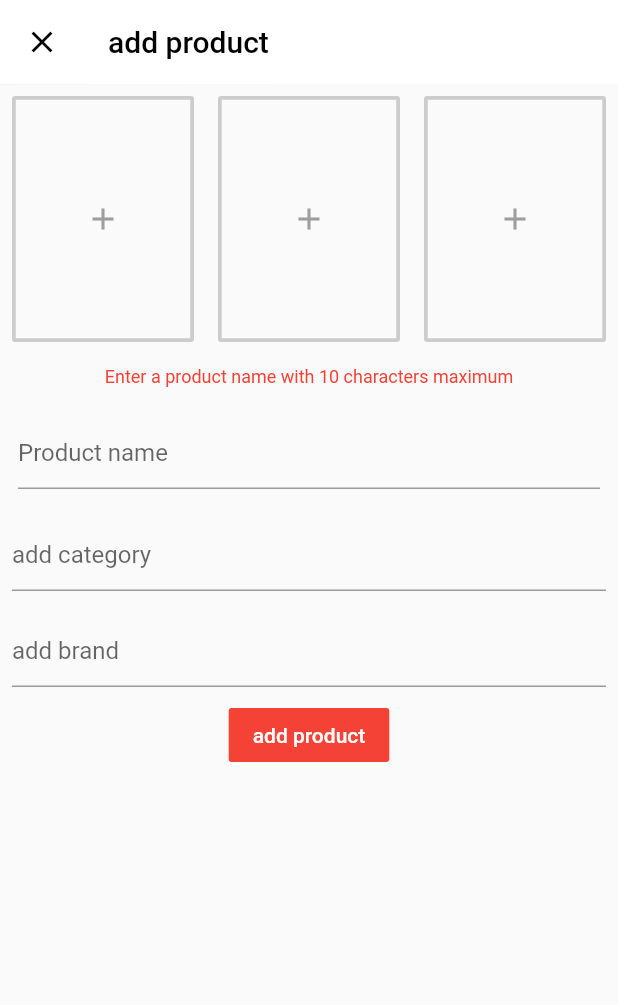
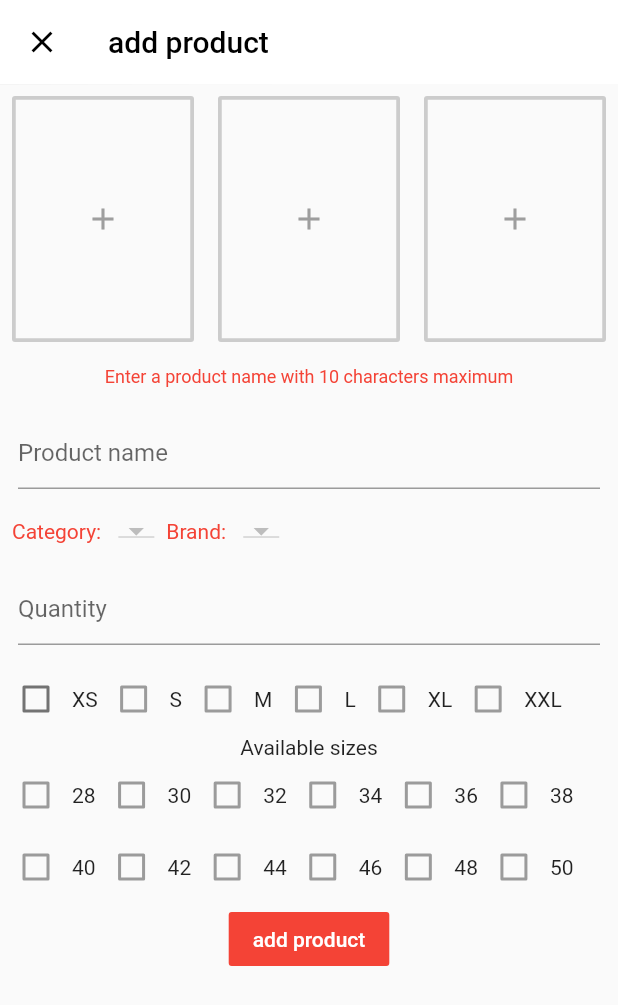
Before and after one commit to savinduekanayake/Admin_FashionMobileApp, a Flutter app: the AddProduct screen opened directly, on a phone screen of 412 x 824 dp. Shown: the top 1005 px of the screen. Run offline on Flutter 3.47's test engine with Material 2 defaults, Android fonts, the phone set to English and light mode, and no system bars; drawn by our look-alikes of flutter_typeahead; our stand-ins replace cloud_firestore, fluttertoast, image_picker; accounts and stored records are empty.

Commit message:
added quantity & available size

```diff
--- a/admin/lib/screens/add_product.dart
+++ b/admin/lib/screens/add_product.dart
@@ -28,24 +28,37 @@ class _AddProductState extends State<AddProduct> {
   Color grey = Colors.grey;
   Color red = Colors.red;
 
+  List<String> selectedSizes = <String>[];
+
   @override
   void initState(){
     _getCatergories();
-//    _getBrands();
-    catergoriesDropDown = getCategoriesDropDown();
+    _getBrands();
+
 
 //    _currentCatergory = catergoriesDropDown[0].value;
   }
 
-   getCategoriesDropDown(){
+  List<DropdownMenuItem<String>> getCategoriesDropDown(){
     List<DropdownMenuItem<String>> items = new List();
     for(int i =0; i< categories.length; i++){
       setState(() {
-        catergoriesDropDown.insert(0, DropdownMenuItem(child: Text(categories[i]['category']),
-          value: categories[i]['category'],));
+        items.insert(0, DropdownMenuItem(child: Text(categories[i].data['category']),
+          value: categories[i].data['category'],));
       });
     }
-    print(items.length);
+    return items;
+  }
+
+  List<DropdownMenuItem<String>> getBandsDropDown(){
+    List<DropdownMenuItem<String>> items = new List();
+    for(int i =0; i< brands.length; i++){
+      setState(() {
+        items.insert(0, DropdownMenuItem(child: Text(brands[i].data['brand']),
+          value: brands[i].data['brand'],));
+      });
+    }
+    return items;
   }
 
   @override
@@ -128,72 +141,109 @@ class _AddProductState extends State<AddProduct> {
                   },
                 ),
               ),
-//        select category
-              Visibility(
-                visible: _currentCatergory != null || _currentCatergory == '',
-                child: Text(_currentCatergory ?? "null", style: TextStyle(color: red)),
-              ),
+
+            Row(
+                children: <Widget>[
+                  // select category
+                  Padding(
+                    padding: const EdgeInsets.all(8.0),
+                    child: Text('Category: ', style: TextStyle(color: red),),
+                  ),
+                  DropdownButton(items: catergoriesDropDown, onChanged: changeSelectedCategory, value: _currentCatergory,),
+
+                  // select brand
+                  Padding(
+                    padding: const EdgeInsets.all(8.0),
+                    child: Text('Brand: ', style: TextStyle(color: red),),
+                  ),
+                  DropdownButton(items: brandsDropDown, onChanged: changeSelectedBrand, value: _currentBrand,),
+                ]
+            ),
+
 
               Padding(
-                padding: const EdgeInsets.all(8.0),
-                child: TypeAheadField(
-                  textFieldConfiguration: TextFieldConfiguration(
-                      autofocus: false,
-                      decoration: InputDecoration(
-                        hintText: 'add category'
-                      )
+                padding: const EdgeInsets.all(12.0),
+                child: TextFormField(
+                  controller: ProductNameController,
+                  keyboardType: TextInputType.number,
+                  decoration: InputDecoration(
+                      hintText: 'Quantity'
                   ),
-                  suggestionsCallback: (pattern) async {
-                    return await _categoryService.getSuggestions(pattern);
-                  },
-                  itemBuilder: (context, suggestion) {
-                    return ListTile(
-                      leading: Icon(Icons.category),
-                      title: Text(suggestion['category']),
-
-                    );
-                  },
-                  onSuggestionSelected: (suggestion) {
-                    setState(() {
-                      _currentCatergory = suggestion['category'];
-                    });
+                  validator: (value){
+                    if(value.isEmpty){
+                      return 'You must enther the product name';
+                    }
                   },
                 ),
               ),
 
- //         select brands
-              Visibility(
-                visible: _currentBrand != null || _currentBrand == '',
-                child: Text(_currentBrand ?? "null", style: TextStyle(color: red)),
+              Row(
+                children: <Widget>[
+                  Checkbox(value: selectedSizes.contains('XS'), onChanged: changeSelectedSize),
+                  Text('XS'),
+
+                  Checkbox(value: false, onChanged: null),
+                  Text('S'),
+
+                  Checkbox(value: false, onChanged: null),
+                  Text('M'),
+
+                  Checkbox(value: false, onChanged: null),
+                  Text('L'),
+
+                  Checkbox(value: false, onChanged: null),
+                  Text('XL'),
+
+                  Checkbox(value: false, onChanged: null),
+                  Text('XXL'),
+
+                ],
               ),
 
-              Padding(
-                padding: const EdgeInsets.all(8.0),
-                child: TypeAheadField(
-                  textFieldConfiguration: TextFieldConfiguration(
-                      autofocus: false,
-                      decoration: InputDecoration(
-                          hintText: 'add brand'
-                      )
-                  ),
-                  suggestionsCallback: (pattern) async {
-                    return await _brandService.getSuggestions(pattern);
-                  },
-                  itemBuilder: (context, suggestion) {
-                    return ListTile(
-                      leading: Icon(Icons.category),
-                      title: Text(suggestion['brand']),
+              Text('Available sizes'),
+              Row(
+                children: <Widget>[
+                  Checkbox(value: false, onChanged: null),
+                  Text('28'),
 
-                    );
-                  },
-                  onSuggestionSelected: (suggestion) {
-                    setState(() {
-                      _currentBrand = suggestion['brand'];
-                    });
-                  },
-                ),
+                  Checkbox(value: false, onChanged: null),
+                  Text('30'),
+
+                  Checkbox(value: false, onChanged: null),
+                  Text('32'),
+
+                  Checkbox(value: false, onChanged: null),
+                  Text('34'),
+
+                  Checkbox(value: false, onChanged: null),
+                  Text('36'),
+
+                  Checkbox(value: false, onChanged: null),
+                  Text('38'),
+                ],
               ),
+              Row(
+                children: <Widget>[
+                  Checkbox(value: false, onChanged: null),
+                  Text('40'),
 
+                  Checkbox(value: false, onChanged: null),
+                  Text('42'),
+
+                  Checkbox(value: false, onChanged: null),
+                  Text('44'),
+
+                  Checkbox(value: false, onChanged: null),
+                  Text('46'),
+
+                  Checkbox(value: false, onChanged: null),
+                  Text('48'),
+
+                  Checkbox(value: false, onChanged: null),
+                  Text('50'),
+                ],
+              ),
+          // Button
               FlatButton(
                 color: red,
                 textColor: white,
@@ -213,11 +263,32 @@ class _AddProductState extends State<AddProduct> {
     print(data.length);
     setState(() {
       categories = data;
-      print(categories.length);
+      catergoriesDropDown = getCategoriesDropDown();
+      _currentCatergory = categories[0].data['category'];
+      print(_currentCatergory);
+    });
+  }
+
+  _getBrands() async{
+    List<DocumentSnapshot> data = await _brandService.getBrands();
+    print(data.length);
+    setState(() {
+      brands = data;
+      brandsDropDown = getBandsDropDown();
+      _currentBrand = brands[0].data['brand'];
+      print(_currentBrand);
     });
   }
 
   changeSelectedCategory(String selectedCategory) {
     setState(()=>_currentCatergory=selectedCategory);
   }
+
+  changeSelectedBrand(String selectedbrand) {
+    setState(()=>_currentBrand=selectedbrand);
+  }
+
+  void changeSelectedSize(bool size) {
+
+  }
 }
```
